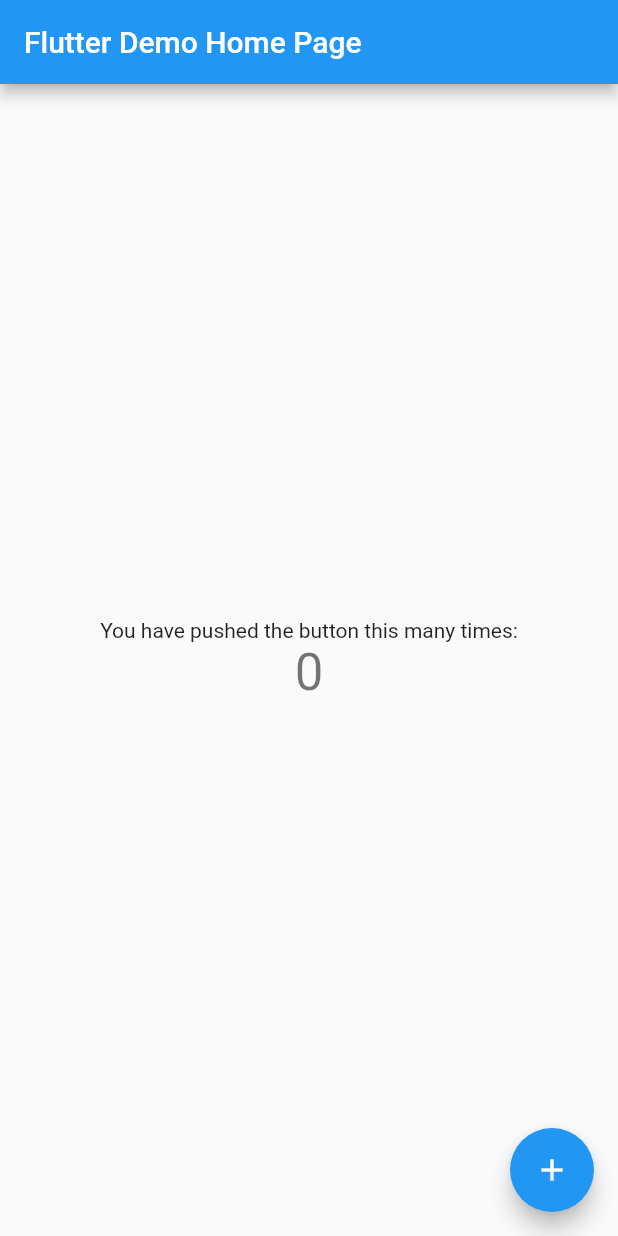
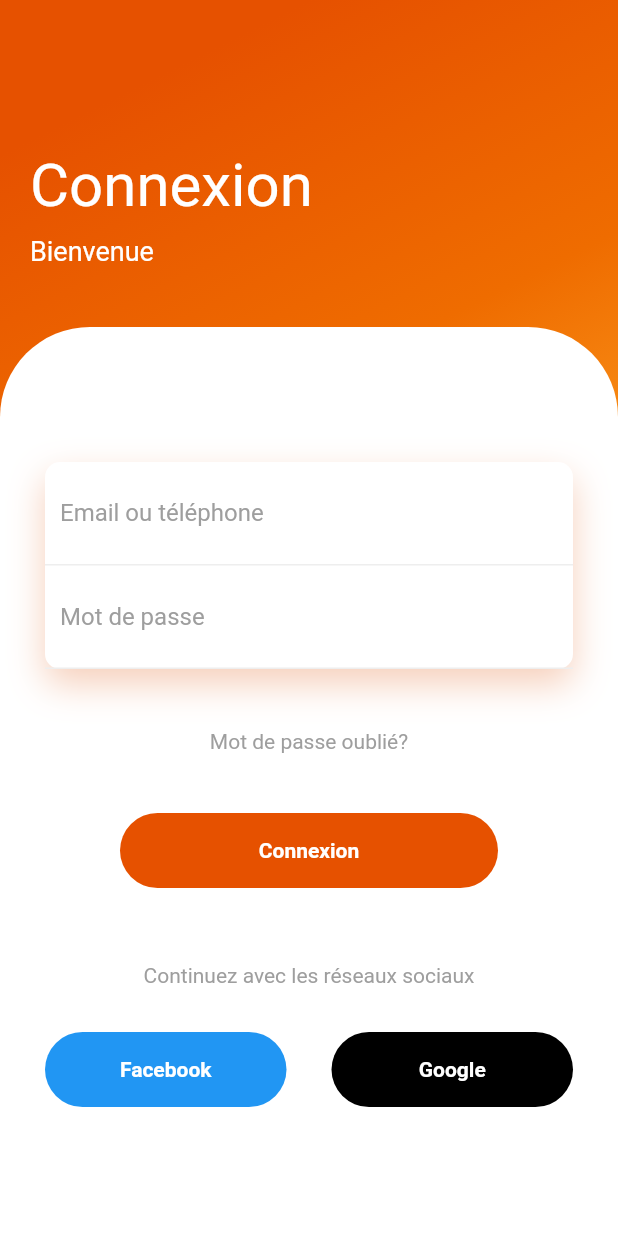
Before and after one commit to adrienmaloba/okablog, a Flutter app: the screen it shows after launch, on a phone screen of 412 x 824 dp. Run offline on Flutter 3.47's test engine with Material 2 defaults, Android fonts, the phone set to English and light mode, and no system bars; our stand-ins replace simple_animations.

Commit message:
[UI] Add login interface

```diff
--- /dev/null
+++ b/lib/Animation/FadeAnimation.dart
@@ -0,0 +1,33 @@
+import 'package:flutter/material.dart';
+import 'package:simple_animations/simple_animations.dart';
+
+class FadeAnimation extends StatelessWidget {
+  final double delay;
+  final Widget child;
+
+  FadeAnimation(this.delay, this.child);
+
+  @override
+  Widget build(BuildContext context) {
+    final tween = MultiTrackTween([
+      Track("opacity").add(Duration(milliseconds: 500), Tween(begin: 0.0, end: 1.0)),
+      Track("translateY").add(
+          Duration(milliseconds: 500), Tween(begin: -30.0, end: 0.0),
+          curve: Curves.easeOut)
+    ]);
+
+    return ControlledAnimation(
+      delay: Duration(milliseconds: (500 * delay).round()),
+      duration: tween.duration,
+      tween: tween,
+      child: child,
+      builderWithChild: (context, child, animation) => Opacity(
+        opacity: animation["opacity"],
+        child: Transform.translate(
+            offset: Offset(0, animation["translateY"]),
+            child: child
+        ),
+      ),
+    );
+  }
+}
--- /dev/null
+++ b/lib/login.dart
@@ -0,0 +1,166 @@
+import 'package:flutter/material.dart';
+
+import 'Animation/FadeAnimation.dart';
+
+class Login extends StatefulWidget
+{
+  State<StatefulWidget> createState()
+  {
+    return _Login();
+  }
+}
+
+class _Login extends State<Login> {
+
+  //methods
+  void validateSave()
+  {
+
+  }
+
+  void modeRegister()
+  {
+
+  }
+
+  @override
+  Widget build(BuildContext context) {
+    return Scaffold(
+      body: Container(
+        width: double.infinity,
+        height: double.infinity,
+        decoration: BoxDecoration(
+            gradient: LinearGradient(
+                begin: Alignment.topCenter,
+                colors: [
+                  Colors.orange[900],
+                  Colors.orange[800],
+                  Colors.orange[400]
+                ]
+            )
+        ),
+        child: Column(
+          crossAxisAlignment: CrossAxisAlignment.start,
+          children: <Widget>[
+            SizedBox(height: 80,),
+            Padding(
+              padding: EdgeInsets.all(20),
+              child: Column(
+                crossAxisAlignment: CrossAxisAlignment.start,
+                children: <Widget>[
+                  FadeAnimation(1, Text("Connexion", style: TextStyle(color: Colors.white, fontSize: 40),)),
+                  SizedBox(height: 10,),
+                  FadeAnimation(1.3, Text("Bienvenue", style: TextStyle(color: Colors.white, fontSize: 18),)),
+                ],
+              ),
+            ),
+            SizedBox(height: 20,),
+            Expanded(
+              child: Container(
+                decoration: BoxDecoration(
+                    color: Colors.white,
+                    borderRadius: BorderRadius.only(topLeft: Radius.circular(60), topRight: Radius.circular(60))
+                ),
+                child: Padding(
+                  padding: EdgeInsets.all(30),
+                  child: Column(
+                    children: <Widget>[
+                      SizedBox(height: 60,),
+                      FadeAnimation(1.4, Container(
+                        decoration: BoxDecoration(
+                            color: Colors.white,
+                            borderRadius: BorderRadius.circular(10),
+                            boxShadow: [BoxShadow(
+                                color: Color.fromRGBO(225, 95, 27, .3),
+                                blurRadius: 20,
+                                offset: Offset(0, 10)
+                            )]
+                        ),
+                        child: Column(
+                          children: <Widget>[
+                            Container(
+                              padding: EdgeInsets.all(10),
+                              decoration: BoxDecoration(
+                                  border: Border(bottom: BorderSide(color: Colors.grey[200]))
+                              ),
+                              child: TextField(
+                                decoration: InputDecoration(
+                                    hintText: "Email ou téléphone",
+                                    hintStyle: TextStyle(color: Colors.grey),
+                                    border: InputBorder.none
+                                ),
+                              ),
+                            ),
+                            Container(
+                              padding: EdgeInsets.all(10),
+                              decoration: BoxDecoration(
+                                  border: Border(bottom: BorderSide(color: Colors.grey[200]))
+                              ),
+                              child: TextField(
+                                decoration: InputDecoration(
+                                    hintText: "Mot de passe",
+                                    hintStyle: TextStyle(color: Colors.grey),
+                                    border: InputBorder.none
+                                ),
+                              ),
+                            ),
+                          ],
+                        ),
+                      )),
+                      SizedBox(height: 40,),
+                      FadeAnimation(1.5, Text("Mot de passe oublié?", style: TextStyle(color: Colors.grey),)),
+                      SizedBox(height: 40,),
+                      FadeAnimation(1.6, Container(
+                        height: 50,
+                        margin: EdgeInsets.symmetric(horizontal: 50),
+                        decoration: BoxDecoration(
+                            borderRadius: BorderRadius.circular(50),
+                            color: Colors.orange[900]
+                        ),
+                        child: Center(
+                          child: Text("Connexion", style: TextStyle(color: Colors.white, fontWeight: FontWeight.bold),),
+                        ),
+                      )),
+                      SizedBox(height: 50,),
+                      FadeAnimation(1.7, Text("Continuez avec les réseaux sociaux", style: TextStyle(color: Colors.grey),)),
+                      SizedBox(height: 30,),
+                      Row(
+                        children: <Widget>[
+                          Expanded(
+                            child: FadeAnimation(1.8, Container(
+                              height: 50,
+                              decoration: BoxDecoration(
+                                  borderRadius: BorderRadius.circular(50),
+                                  color: Colors.blue
+                              ),
+                              child: Center(
+                                child: Text("Facebook", style: TextStyle(color: Colors.white, fontWeight: FontWeight.bold),),
+                              ),
+                            )),
+                          ),
+                          SizedBox(width: 30,),
+                          Expanded(
+                            child: FadeAnimation(1.9, Container(
+                              height: 50,
+                              decoration: BoxDecoration(
+                                  borderRadius: BorderRadius.circular(50),
+                                  color: Colors.black
+                              ),
+                              child: Center(
+                                child: Text("Google", style: TextStyle(color: Colors.white, fontWeight: FontWeight.bold),),
+                              ),
+                            )),
+                          )
+                        ],
+                      )
+                    ],
+                  ),
+                ),
+              ),
+            )
+          ],
+        ),
+      ),
+    );
+  }
+}
--- a/lib/main.dart
+++ b/lib/main.dart
@@ -1,111 +1,23 @@
+import 'package:akablog/login.dart';
 import 'package:flutter/material.dart';
 
-void main() => runApp(MyApp());
+void main () {
+  runApp(new Akablog());
+}
 
-class MyApp extends StatelessWidget {
-  // This widget is the root of your application.
+class Akablog extends StatelessWidget
+{
   @override
   Widget build(BuildContext context) {
-    return MaterialApp(
-      title: 'Flutter Demo',
-      theme: ThemeData(
-        // This is the theme of your application.
-        //
-        // Try running your application with "flutter run". You'll see the
-        // application has a blue toolbar. Then, without quitting the app, try
-        // changing the primarySwatch below to Colors.green and then invoke
-        // "hot reload" (press "r" in the console where you ran "flutter run",
-        // or simply save your changes to "hot reload" in a Flutter IDE).
-        // Notice that the counter didn't reset back to zero; the application
-        // is not restarted.
-        primarySwatch: Colors.blue,
+
+    return new MaterialApp(
+      title: "Akablog",
+      theme: new ThemeData(
+        primarySwatch: Colors.blue
       ),
-      home: MyHomePage(title: 'Flutter Demo Home Page'),
+
+      home: Login(),
+
     );
   }
 }
-
-class MyHomePage extends StatefulWidget {
-  MyHomePage({Key key, this.title}) : super(key: key);
-
-  // This widget is the home page of your application. It is stateful, meaning
-  // that it has a State object (defined below) that contains fields that affect
-  // how it looks.
-
-  // This class is the configuration for the state. It holds the values (in this
-  // case the title) provided by the parent (in this case the App widget) and
-  // used by the build method of the State. Fields in a Widget subclass are
-  // always marked "final".
-
-  final String title;
-
-  @override
-  _MyHomePageState createState() => _MyHomePageState();
-}
-
-class _MyHomePageState extends State<MyHomePage> {
-  int _counter = 0;
-
-  void _incrementCounter() {
-    setState(() {
-      // This call to setState tells the Flutter framework that something has
-      // changed in this State, which causes it to rerun the build method below
-      // so that the display can reflect the updated values. If we changed
-      // _counter without calling setState(), then the build method would not be
-      // called again, and so nothing would appear to happen.
-      _counter++;
-    });
-  }
-
-  @override
-  Widget build(BuildContext context) {
-    // This method is rerun every time setState is called, for instance as done
-    // by the _incrementCounter method above.
-    //
-    // The Flutter framework has been optimized to make rerunning build methods
-    // fast, so that you can just rebuild anything that needs updating rather
-    // than having to individually change instances of widgets.
-    return Scaffold(
-      appBar: AppBar(
-        // Here we take the value from the MyHomePage object that was created by
-        // the App.build method, and use it to set our appbar title.
-        title: Text(widget.title),
-      ),
-      body: Center(
-        // Center is a layout widget. It takes a single child and positions it
-        // in the middle of the parent.
-        child: Column(
-          // Column is also a layout widget. It takes a list of children and
-          // arranges them vertically. By default, it sizes itself to fit its
-          // children horizontally, and tries to be as tall as its parent.
-          //
-          // Invoke "debug painting" (press "p" in the console, choose the
-          // "Toggle Debug Paint" action from the Flutter Inspector in Android
-          // Studio, or the "Toggle Debug Paint" command in Visual Studio Code)
-          // to see the wireframe for each widget.
-          //
-          // Column has various properties to control how it sizes itself and
-          // how it positions its children. Here we use mainAxisAlignment to
-          // center the children vertically; the main axis here is the vertical
-          // axis because Columns are vertical (the cross axis would be
-          // horizontal).
-          mainAxisAlignment: MainAxisAlignment.center,
-          children: <Widget>[
-            Text(
-              'You have pushed the button this many times:',
-            ),
-            Text(
-              '$_counter',
-              style: Theme.of(context).textTheme.display1,
-            ),
-          ],
-        ),
-      ),
-      floatingActionButton: FloatingActionButton(
-        onPressed: _incrementCounter,
-        tooltip: 'Increment',
-        child: Icon(Icons.add),
-      ), // This trailing comma makes auto-formatting nicer for build methods.
-    );
-  }
-}
--- a/pubspec.yaml
+++ b/pubspec.yaml
@@ -19,6 +19,8 @@ environment:
 dependencies:
   flutter:
     sdk: flutter
+  simple_animations: ^1.3.3
+
 
   # The following adds the Cupertino Icons font to your application.
   # Use with the CupertinoIcons class for iOS style icons.
```
Also changed, not shown: pubspec.lock, 1 other file.
